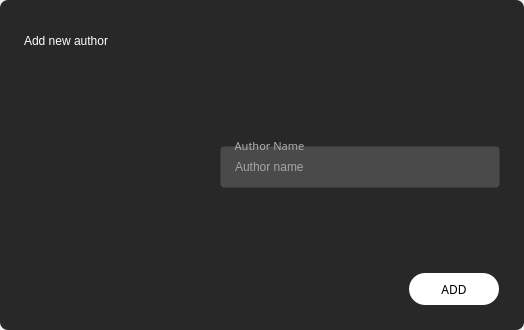
The window that app/src/ui_files/authorInputDialog.ui (KrzysztofGoc/Peach-player) describes before a commit, drawn with Qt 5.
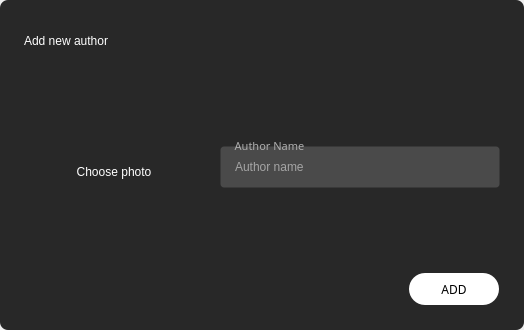
The same window after the commit. Icons and pictures are not drawn.

Commit message: Added miniature preview after selection to all dialogs, adder proper icons to miniature preview, added labeled_qlineedit placeholder text selection

Patch:
```diff
--- a/app/src/ui_files/authorInputDialog.ui
+++ b/app/src/ui_files/authorInputDialog.ui
@@ -145,7 +145,18 @@
 	padding-left: 12px;
 	padding-top: 12px;
 	padding-bottom: 12px;
-}</string>
+}
+#authorInputDialogMiniatureQToolButton{
+	font: 57 11pt &quot;Heebo Medium&quot;;
+	color: white;
+	icon: url(:/icons/48x48/outlined/icons/48x48/outlined/outline_music_note_gray_48dp.png);
+	margin-top: 45px;
+}
+#authorInputDialogMiniatureQToolButton:hover{
+	background-color: rgba(0, 0, 0, 0.25);
+	icon: url(:/icons/48x48/outlined/icons/48x48/outlined/outline_edit_white_48dp.png);
+}
+</string>
      </property>
      <property name="frameShape">
       <enum>QFrame::StyledPanel</enum>
@@ -474,6 +485,43 @@
                  </property>
                 </spacer>
                </item>
+               <item>
+                <widget class="QToolButton" name="authorInputDialogMiniatureQToolButton">
+                 <property name="sizePolicy">
+                  <sizepolicy hsizetype="Fixed" vsizetype="Fixed">
+                   <horstretch>0</horstretch>
+                   <verstretch>0</verstretch>
+                  </sizepolicy>
+                 </property>
+                 <property name="minimumSize">
+                  <size>
+                   <width>180</width>
+                   <height>180</height>
+                  </size>
+                 </property>
+                 <property name="maximumSize">
+                  <size>
+                   <width>180</width>
+                   <height>180</height>
+                  </size>
+                 </property>
+                 <property name="text">
+                  <string notr="true">Choose photo</string>
+                 </property>
+                 <property name="iconSize">
+                  <size>
+                   <width>52</width>
+                   <height>52</height>
+                  </size>
+                 </property>
+                 <property name="checkable">
+                  <bool>false</bool>
+                 </property>
+                 <property name="toolButtonStyle">
+                  <enum>Qt::ToolButtonTextUnderIcon</enum>
+                 </property>
+                </widget>
+               </item>
                <item>
                 <widget class="QLabel" name="authorInputDialogAuthorMiniatureQLabel">
                  <property name="sizePolicy">
```
Left out of the diff: 5 changed lines with no effect on the pictures. The commit also changes 25 other files.
